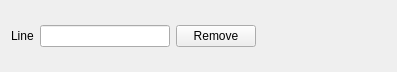
jimmyd-be/Hardware-Monitor-Applet, file Hardware Monitor Applet/GUI/NormalLineWidget.ui: the form before one commit.
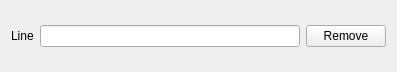
The form after the commit.

```diff
--- a/Hardware Monitor Applet/GUI/NormalLineWidget.ui
+++ b/Hardware Monitor Applet/GUI/NormalLineWidget.ui
@@ -33,19 +33,6 @@
        </property>
       </widget>
      </item>
-     <item>
-      <spacer name="horizontalSpacer">
-       <property name="orientation">
-        <enum>Qt::Horizontal</enum>
-       </property>
-       <property name="sizeHint" stdset="0">
-        <size>
-         <width>40</width>
-         <height>20</height>
-        </size>
-       </property>
-      </spacer>
-     </item>
     </layout>
    </item>
   </layout>
```
